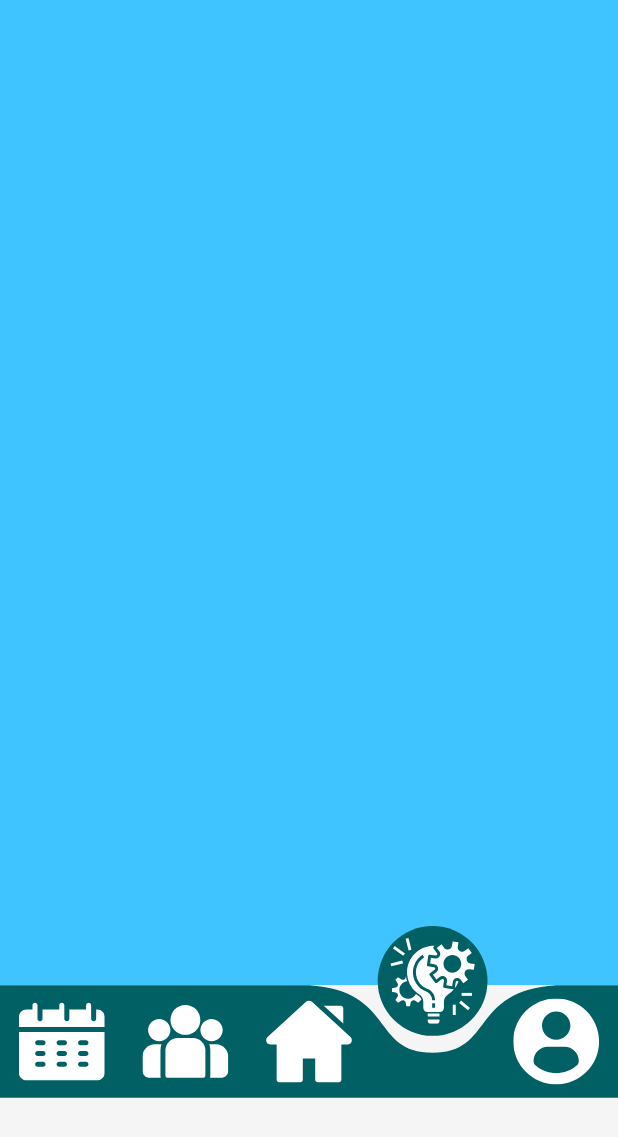
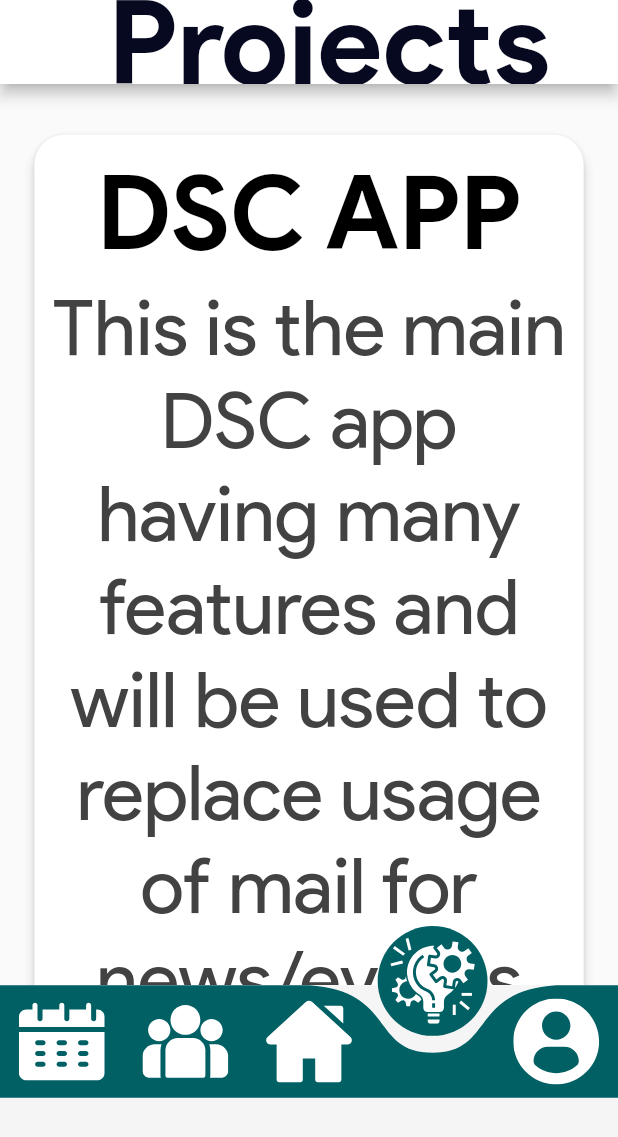
Before and after one commit to dsc-iiitdmk/dsc-android-app, a Flutter app: the screen it shows after launch, item 4 of the bottom bar chosen, on a phone screen of 412 x 824 dp. Shown: the top 1137 px of the screen. Run offline on Flutter 3.47's test engine with Material 2 defaults, Android fonts, the phone set to English and light mode, and no system bars; drawn by our look-alikes of curved_navigation_bar; our stand-ins replace flutter_screenutil, flutter_svg, google_maps_flutter; network calls fail.

Commit message:
Members and Projects screens UI Done

```diff
--- a/lib/screens/events_package/events_botnav.dart
+++ b/lib/screens/events_package/events_botnav.dart
@@ -141,7 +141,7 @@ class _EventsBotNavState extends State<EventsBotNav> with SingleTickerProviderSt
           image: DecorationImage(
             colorFilter: ColorFilter.mode(Colors.black.withAlpha(50), BlendMode.srcATop),
             fit: BoxFit.cover,
-            image: Image.network("https://firebasestorage.googleapis.com/v0/b/aegle-e153c.appspot.com/o/HomeTiles%2Faboutus.png?alt=media&token=cfc92220-6077-41ed-8e14-dc654c5e1fc4", width: MediaQuery.of(context).size.width, height: 200, fit: BoxFit.cover, colorBlendMode: BlendMode.srcIn, color: Colors.black,).image  ,
+            image: Image.network("4https://firebasestorage.googleapis.com/v0/b/aegle-e153c.appspot.com/o/HomeTiles%2Faboutus.png?alt=media&token=cfc92220-6077-41ed-8e14-dc654c5e1fc", width: MediaQuery.of(context).size.width, height: 200, fit: BoxFit.cover, colorBlendMode: BlendMode.srcIn, color: Colors.black,).image  ,
           ),
         ),
       ),
--- a/lib/screens/projects_package/projects_botnav.dart
+++ b/lib/screens/projects_package/projects_botnav.dart
@@ -1,6 +1,8 @@
 import 'package:dsc_iiitdmkl/ThemeData/fontstyle.dart';
 import 'package:flutter/cupertino.dart';
 import 'package:flutter/material.dart';
+import 'package:flutter_screenutil/flutter_screenutil.dart';
+import 'package:flutter_svg/flutter_svg.dart';
 
 class ProjectsBotNav extends StatefulWidget{
 
@@ -8,6 +10,7 @@ class ProjectsBotNav extends StatefulWidget{
 }
 
 class _ProjectsBotNavState extends State<ProjectsBotNav> with TickerProviderStateMixin{
+  var height, width;
 
   @override
   void initState() {
@@ -17,8 +20,47 @@ class _ProjectsBotNavState extends State<ProjectsBotNav> with TickerProviderStat
 
   @override
   Widget build(BuildContext context) {
-    return Container(
-      color: Colors.lightBlueAccent,
+    height = MediaQuery.of(context).size.height;
+    width = MediaQuery.of(context).size.width;
+
+    return Scaffold(
+      appBar: AppBar(
+        backgroundColor: Colors.white,
+        centerTitle: true,
+        title: Text("Projects", textAlign: TextAlign.left, style: Font_Style.productsans_Bold(null, 68)),
+      ),
+      body: SafeArea(
+          child: ListView.builder(itemBuilder: (context, index){
+            return projectsCard();
+          }, scrollDirection: Axis.vertical, itemCount: 10, padding: EdgeInsets.symmetric(vertical: 10),)
+      ),
+    );
+  }
+
+  Widget projectsCard(){
+    return Card(
+        elevation: 3.0,
+        margin: EdgeInsets.symmetric(horizontal: 20.0.w, vertical: 20.0.h),
+        color: Colors.white,
+        shape: RoundedRectangleBorder(
+          borderRadius: BorderRadius.circular(20),
+        ),
+        child: Container(
+          padding: EdgeInsets.symmetric(horizontal: 10),
+          child: Column(
+            mainAxisAlignment: MainAxisAlignment.start,
+            crossAxisAlignment: CrossAxisAlignment.center,
+            children: [
+              SizedBox(height: 10,),
+              Text("DSC APP", style: Font_Style.productsans_Bold(Colors.black, 60), textAlign: TextAlign.center,),
+              SizedBox(height: 5,),
+              Text("This is the main DSC app having many features and will be used to replace usage of mail for news/events updates and their registration", style: Font_Style.productsans_medium(Colors.grey[800], 45), textAlign: TextAlign.center,),
+              SizedBox(height: 5,),
+              Container(alignment: Alignment.bottomRight, child: SvgPicture.asset("assets/github.svg", height: 80.0.h, width: 80.0.w, color: Colors.black,),),
+              SizedBox(height: 10,),
+            ],
+          )
+        )
     );
   }
 
```
Also changed, not shown: lib/screens/members_package/members_botnav.dart (+92 -4 lines), assets/back.svg (added), assets/linkedin.svg (added), pubspec.lock, 1 other file.
